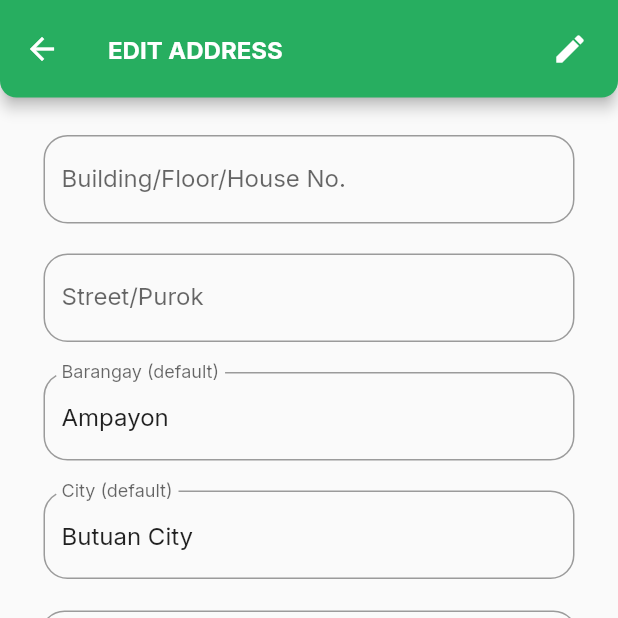
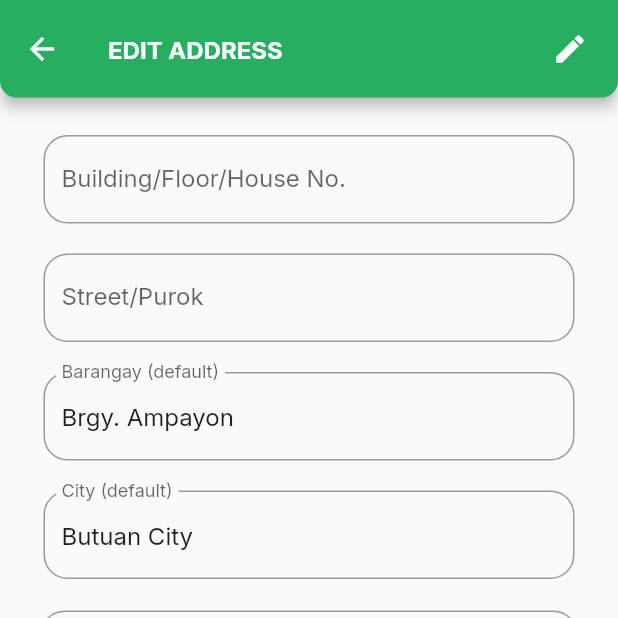
Before and after one commit to Ranzal07/scrapcycle-fix-bug, a Flutter app: the SetAddress screen opened directly, on a phone screen of 412 x 824 dp, the top half of it. Run offline on Flutter 3.47's test engine with Material 2 defaults, Android fonts, the phone set to English and light mode, and no system bars; our stand-ins replace cloud_firestore, connectivity_plus, firebase_auth, firebase_core, flutter_spinkit, google_fonts and 1 more; accounts and stored records are empty.

Commit message:
new-changes

```diff
--- a/lib/pages/set_address.dart
+++ b/lib/pages/set_address.dart
@@ -1,5 +1,6 @@
 import 'package:connectivity_plus/connectivity_plus.dart';
 import 'package:flutter/material.dart';
+import 'package:flutter_spinkit/flutter_spinkit.dart';
 import 'package:google_fonts/google_fonts.dart';
 import 'package:pricelist/providers/address_provider.dart';
 import 'package:pricelist/providers/user_provider.dart';
@@ -36,13 +37,21 @@ class _SetAddressState extends State<SetAddress> {
     TextEditingController streetController =
         TextEditingController(text: context.read<Address>().street);
     TextEditingController barangayController =
-        TextEditingController(text: "Ampayon");
+        TextEditingController(text: "Brgy. Ampayon");
     TextEditingController cityController =
         TextEditingController(text: "Butuan City");
     TextEditingController moreDescriptionController =
         TextEditingController(text: context.read<Address>().moreDescription);
 
+    bool x = context.select((Address okay) => okay.visible);
+
+    Future<void> counter() {
+      showResult(0);
+      return Future.delayed(const Duration(seconds: 2));
+    }
+
     void updateResult() {
+      context.read<Address>().changeVisible();
       context.read<Address>().updateAddress(
             roomNumberController.text,
             streetController.text,
@@ -53,6 +62,8 @@ class _SetAddressState extends State<SetAddress> {
             context,
           );
     }
+
+    //bool x = (context.watch<Address>().visible == true) ? true : false;
 
     return Scaffold(
       appBar: AppBar(
@@ -76,7 +87,8 @@ class _SetAddressState extends State<SetAddress> {
               child: const Icon(Icons.edit)),
         ],
       ),
-      body: GestureDetector(
+      body: Stack(children: [
+        GestureDetector(
           onTap: () {
             FocusScope.of(context).requestFocus(FocusNode());
           },
@@ -87,7 +99,6 @@ class _SetAddressState extends State<SetAddress> {
                 child: Column(
                   crossAxisAlignment: CrossAxisAlignment.stretch,
                   children: <Widget>[
-
                     Container(
                       padding: const EdgeInsets.fromLTRB(19.0, 15.0, 19.0, 0.0),
                       child: Column(
@@ -95,8 +106,8 @@ class _SetAddressState extends State<SetAddress> {
                         children: <Widget>[
                           //container for floor
                           Container(
-                          margin:
-                              const EdgeInsets.fromLTRB(10.0, 10.0, 10.0, 10.0),
+                            margin: const EdgeInsets.fromLTRB(
+                                10.0, 10.0, 10.0, 10.0),
                             child: TextFormField(
                               style: GoogleFonts.inter(),
                               controller: roomNumberController,
@@ -114,8 +125,8 @@ class _SetAddressState extends State<SetAddress> {
                           ),
                           //Container for street
                           Container(
-                          margin:
-                              const EdgeInsets.fromLTRB(10.0, 10.0, 10.0, 10.0),
+                            margin: const EdgeInsets.fromLTRB(
+                                10.0, 10.0, 10.0, 10.0),
                             child: TextFormField(
                               style: GoogleFonts.inter(),
                               controller: streetController,
@@ -136,8 +147,8 @@ class _SetAddressState extends State<SetAddress> {
                           ),
                           //Container for barangay
                           Container(
-                          margin:
-                              const EdgeInsets.fromLTRB(10.0, 10.0, 10.0, 10.0),
+                            margin: const EdgeInsets.fromLTRB(
+                                10.0, 10.0, 10.0, 10.0),
                             child: TextFormField(
                               style: GoogleFonts.inter(),
                               controller: barangayController,
@@ -159,8 +170,8 @@ class _SetAddressState extends State<SetAddress> {
                           ),
                           //Container for city
                           Container(
-                          margin:
-                              const EdgeInsets.fromLTRB(10.0, 10.0, 10.0, 10.0),
+                            margin: const EdgeInsets.fromLTRB(
+                                10.0, 10.0, 10.0, 10.0),
                             child: TextFormField(
                               style: GoogleFonts.inter(),
                               readOnly: true,
@@ -218,14 +229,33 @@ class _SetAddressState extends State<SetAddress> {
             ),
           ),
         ),
-      floatingActionButton: FloatingActionButton.extended(
+        Visibility(
+          visible: x,
+          child: Container(
+            width: MediaQuery.of(context).size.width * 1,
+            height: MediaQuery.of(context).size.height * 1,
+            color: Colors.white,
+            child: Center(
+                child: SpinKitRing(
+              color: Colors.green,
+              size: MediaQuery.of(context).size.height * 0.01 * 10,
+            )),
+          ),
+        ),
+      ]),
+      floatingActionButton: Visibility(
+        visible: (x == true) ? false : true,
+        child: FloatingActionButton.extended(
           onPressed: () async {
+
+            FocusManager.instance.primaryFocus?.unfocus();
             var connectivityResult = await (Connectivity().checkConnectivity());
             if (connectivityResult == ConnectivityResult.mobile ||
                 connectivityResult == ConnectivityResult.wifi) {
               if (_formkey.currentState!.validate()) {
+
                 updateResult();
-              showResult(0);
+                await counter();
               }
             } else {
               showResult(1);
@@ -238,6 +268,7 @@ class _SetAddressState extends State<SetAddress> {
           icon: const Icon(Icons.check),
           backgroundColor: const Color(0xff27ae60),
         ),
+      ),
       floatingActionButtonLocation: FloatingActionButtonLocation.centerFloat,
     );
   }
--- a/lib/providers/address_provider.dart
+++ b/lib/providers/address_provider.dart
@@ -18,13 +18,22 @@ class Address with ChangeNotifier {
   String _city = 'Butuan City';
   String _moreDescription = '';
   int _errorMessage = 0;
+  bool _visible = false;
 
+
+  bool get visible => _visible;
   String get roomNumber => _roomNumber;
   int get errorMessage => _errorMessage;
   String get street => _street;
   String get barangay => _barangay;
   String get city => _city;
   String get moreDescription => _moreDescription;
+
+  void changeVisible() {
+    if (_visible == false) {
+      _visible = true;
+    }
+  }
 
   void readAddress(String uid) async {
     final snapshot = await users.doc(uid).get();
@@ -70,6 +79,7 @@ class Address with ChangeNotifier {
       _city = formCity;
       _moreDescription = formDescription;
       _errorMessage = 0;
+      _visible = false;
       notifyListeners();
     }).catchError((error) {
       _errorMessage = 1;
--- a/pubspec.yaml
+++ b/pubspec.yaml
@@ -38,6 +38,7 @@ dependencies:
   firebase_auth: ^3.6.3
   pinput: ^1.2.0
   connectivity_plus: ^2.3.6+1
+  flutter_spinkit: ^5.1.0
 
 dev_dependencies:
   flutter_test:
```
Also changed, not shown: lib/main.dart (+5 -3 lines), lib/pages/body.dart (+4 -4 lines), lib/pages/pending.dart (+10 -13 lines), lib/providers/change_notifier.dart (+11 -2 lines), lib/providers/user_provider.dart (+5 -5 lines), pubspec.lock. Lines whose indentation alone changed are shown as unchanged.
